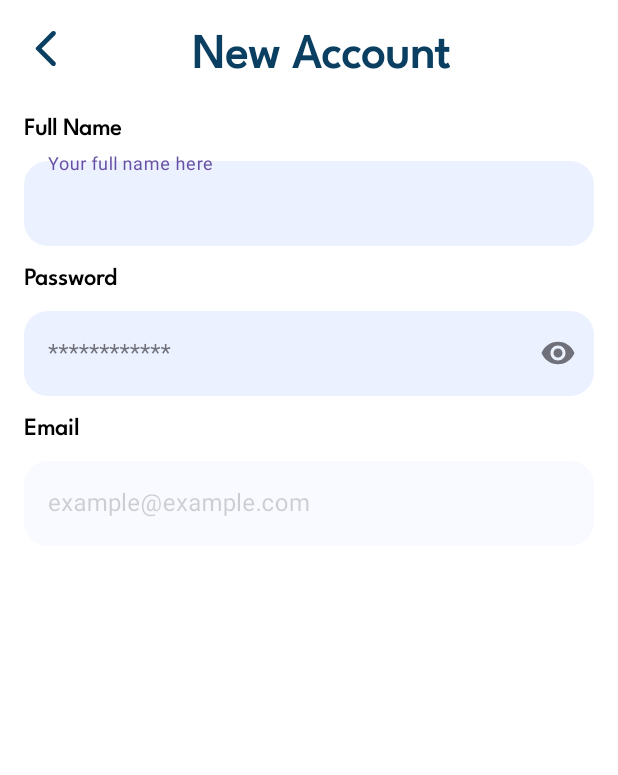
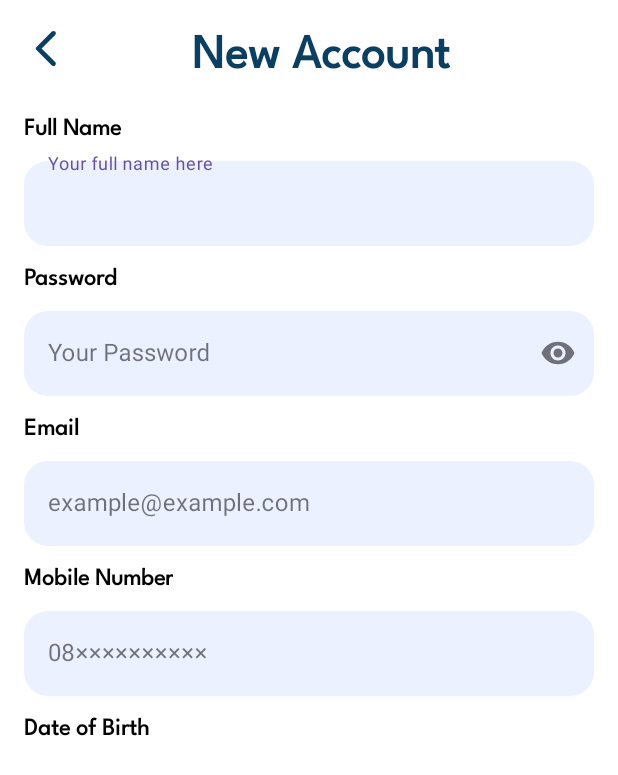
Before and after one commit to Narsumku/Mobile-Development, an Android app: the screen it shows after launch (SignupActivity), after a tap on "Sign Up", on a phone screen of 412 x 824 dp. Shown: the top 775 px of the screen. Run offline under Robolectric (Android 15) with nearby library versions, the phone set to English and light mode, and no system bars; our stand-ins replace navigation-ui; network calls fail; 5 statements that could not run were skipped.

Commit message:
Set Animation Duration

```diff
--- a/app/src/main/java/com/bangkit/narsumku/ui/login/LoginActivity.kt
+++ b/app/src/main/java/com/bangkit/narsumku/ui/login/LoginActivity.kt
@@ -155,6 +155,6 @@ class LoginActivity : AppCompatActivity() {
     }
 
     private companion object {
-        const val ANIMATION_DURATION = 250L
+        const val ANIMATION_DURATION = 150L
     }
 }
--- a/app/src/main/java/com/bangkit/narsumku/ui/signup/SignupActivity.kt
+++ b/app/src/main/java/com/bangkit/narsumku/ui/signup/SignupActivity.kt
@@ -201,7 +201,7 @@ class SignupActivity : AppCompatActivity() {
     }
 
     private companion object {
-        const val ANIMATION_DURATION = 250L
+        const val ANIMATION_DURATION = 150L
         const val MIN_PASSWORD_LENGTH = 8
     }
 }
--- a/app/src/main/java/com/bangkit/narsumku/ui/welcome/WelcomeActivity.kt
+++ b/app/src/main/java/com/bangkit/narsumku/ui/welcome/WelcomeActivity.kt
@@ -25,12 +25,12 @@ class WelcomeActivity : AppCompatActivity() {
 
     private fun playAnimation() {
 
-        val logo = ObjectAnimator.ofFloat(binding.ivLogo, View.ALPHA, 1f).setDuration(250)
-        val login = ObjectAnimator.ofFloat(binding.btnLogin, View.ALPHA, 1f).setDuration(250)
-        val signup = ObjectAnimator.ofFloat(binding.btnSignup, View.ALPHA, 1f).setDuration(250)
-        val appName = ObjectAnimator.ofFloat(binding.tvAppName, View.ALPHA, 1f).setDuration(250)
-        val motto = ObjectAnimator.ofFloat(binding.tvMotto, View.ALPHA, 1f).setDuration(250)
-        val greetings = ObjectAnimator.ofFloat(binding.tvGreetings, View.ALPHA, 1f).setDuration(250)
+        val logo = ObjectAnimator.ofFloat(binding.ivLogo, View.ALPHA, 1f).setDuration(ANIMATION_DURATION)
+        val login = ObjectAnimator.ofFloat(binding.btnLogin, View.ALPHA, 1f).setDuration(ANIMATION_DURATION)
+        val signup = ObjectAnimator.ofFloat(binding.btnSignup, View.ALPHA, 1f).setDuration(ANIMATION_DURATION)
+        val appName = ObjectAnimator.ofFloat(binding.tvAppName, View.ALPHA, 1f).setDuration(ANIMATION_DURATION)
+        val motto = ObjectAnimator.ofFloat(binding.tvMotto, View.ALPHA, 1f).setDuration(ANIMATION_DURATION)
+        val greetings = ObjectAnimator.ofFloat(binding.tvGreetings, View.ALPHA, 1f).setDuration(ANIMATION_DURATION)
 
         val together = AnimatorSet().apply {
             playTogether(login, signup)
@@ -54,4 +54,8 @@ class WelcomeActivity : AppCompatActivity() {
             startActivity(Intent(this, SignupActivity::class.java))
         }
     }
+
+    private companion object {
+        const val ANIMATION_DURATION = 150L
+    }
 }
--- a/app/src/main/res/values/strings.xml
+++ b/app/src/main/res/values/strings.xml
@@ -12,7 +12,7 @@
     <string name="email_or_mobile_number">Email or Mobile Number</string>
     <string name="email_example">example@example.com</string>
     <string name="password">Password</string>
-    <string name="password_example">************</string>
+    <string name="password_example">Your Password</string>
     <string name="forget_password">Forget Password</string>
     <string name="no_account">Don\'t have an account?</string>
     <string name="new_account">New Account</string>
```
Also changed, not shown: app/src/main/java/com/bangkit/narsumku/ui/fragment/ProfileFragment.kt (+4 -4 lines), app/src/main/res/layout/fragment_chat.xml (+12 -2 lines), app/src/main/res/menu/bottom_nav_menu.xml (+5 -5 lines), app/src/main/res/navigation/mobile_navigation.xml (+6 -6 lines).
